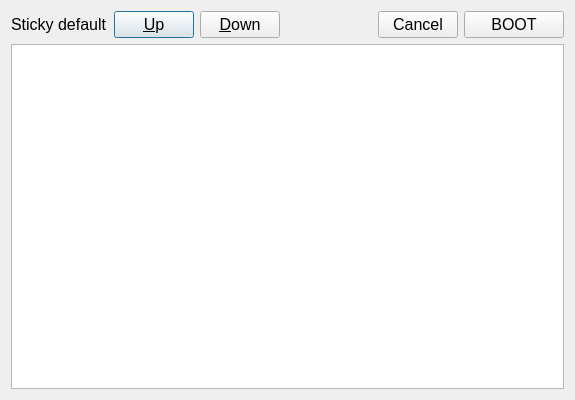
First picture: the form in recovery/bootselectiondialog.ui, repository procount/pinn, before the edit.
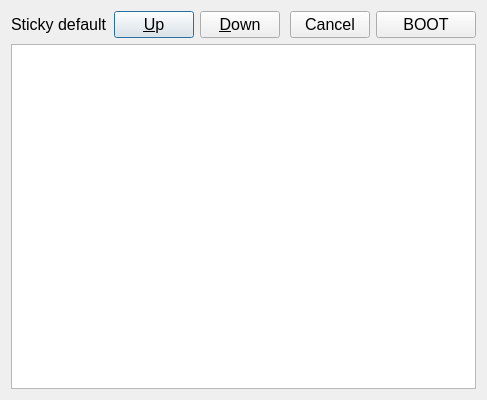
Second picture: the form after the edit. Icons and pictures are not drawn.

```diff
--- a/recovery/bootselectiondialog.ui
+++ b/recovery/bootselectiondialog.ui
@@ -6,7 +6,7 @@
    <rect>
     <x>0</x>
     <y>0</y>
-    <width>575</width>
+    <width>487</width>
     <height>400</height>
    </rect>
   </property>
```
Left out of the diff: 1 changed line with no effect on the pictures.
